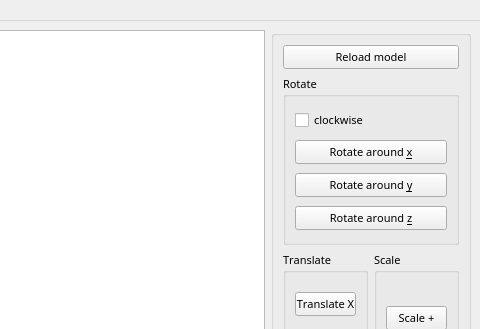
The window that obj_viewer/gui/layout.ui (koniiiik/obj_viewer) describes before a commit, drawn with Qt 5; both pictures show x 550 to 1030 and y 0 to 329 of the 1030 by 442 pixel window.
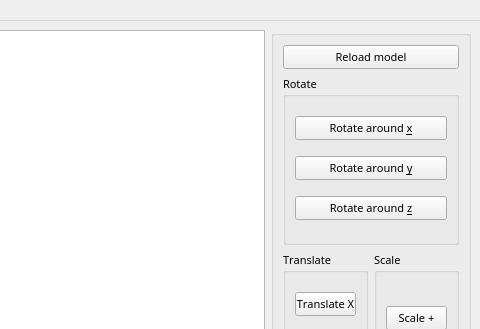
The same window after the commit.

Commit message:
Rotation, translation and reloading functional.
Scaling's still buggy though.

Patch:
```diff
--- a/obj_viewer/gui/layout.ui
+++ b/obj_viewer/gui/layout.ui
@@ -263,13 +263,6 @@
           <string>Rotate</string>
          </property>
          <layout class="QVBoxLayout" name="verticalLayout">
-          <item>
-           <widget class="QCheckBox" name="clockwiseCheck">
-            <property name="text">
-             <string>clockwise</string>
-            </property>
-           </widget>
-          </item>
           <item>
            <widget class="QPushButton" name="rotateXButton">
             <property name="text">
```
Left out of the diff: 27 changed lines with no effect on the pictures. The commit also changes 2 other files.
